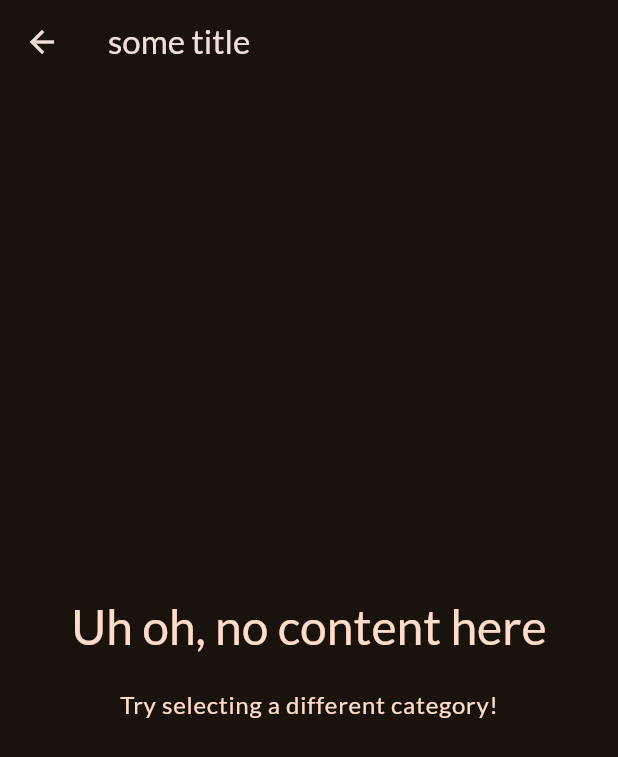
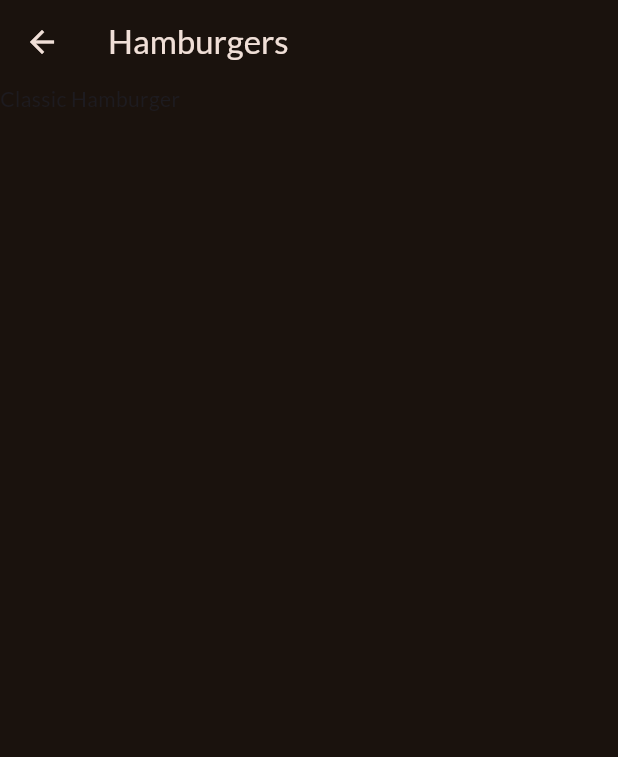
Before and after one commit to birgit2704/meals_app, a Flutter app: the screen it shows after launch, after a tap on "Hamburgers", on a phone screen of 412 x 824 dp. Shown: the top 757 px of the screen. Run offline on Flutter 3.47's test engine with Material 3 defaults, Android fonts, the phone set to English and light mode, and no system bars; our stand-ins replace google_fonts.

Commit message:
passing data to meals screen

```diff
--- a/lib/screens/categories_screen.dart
+++ b/lib/screens/categories_screen.dart
@@ -2,16 +2,24 @@ import 'package:flutter/material.dart';
 import 'package:meals/data/dummy_data.dart';
 import 'package:meals/screens/meals_screen.dart';
 import 'package:meals/widgets/category_grid_item.dart';
+import 'package:meals/model/category.dart';
 
 class CategoriesScreen extends StatelessWidget {
   const CategoriesScreen({super.key});
 
-  void _selectCategory(
-    BuildContext context,
-  ) {
-    Navigator.of(context).push(MaterialPageRoute(
-        builder: (ctx) =>
-            const MealsScreen(title: 'some title',  meals: [])));
+  void _selectCategory(BuildContext context, Category category) {
+    final filteredMeals = dummyMeals
+        .where((meal) => meal.categories.contains(category.id))
+        .toList();
+
+    Navigator.of(context).push(
+      MaterialPageRoute(
+        builder: (ctx) => MealsScreen(
+          title: category.title,
+          meals: filteredMeals
+          ),
+      ),
+    );
   }
 
   @override
@@ -32,7 +40,7 @@ class CategoriesScreen extends StatelessWidget {
               (category) => CategoryGridItem(
                   category: category,
                   onSelectCategory: () {
-                    _selectCategory(context);
+                    _selectCategory(context, category);
                   }),
             )
             .toList(),
--- a/lib/screens/meals_screen.dart
+++ b/lib/screens/meals_screen.dart
@@ -10,19 +10,29 @@ class MealsScreen extends StatelessWidget {
   @override
   Widget build(BuildContext context) {
 
- Widget content = Center(child: Column(
+    Widget  content = Center(
+        child: Column(
           mainAxisSize: MainAxisSize.min,
           mainAxisAlignment: MainAxisAlignment.center,
           children: [
-   Text('Uh oh, no content here', style: Theme.of(context).textTheme.headlineLarge!.copyWith(color: Theme.of(context).colorScheme.onPrimaryContainer)),
+            Text('Uh oh, no content here',
+                style: Theme.of(context).textTheme.headlineLarge!.copyWith(
+                    color: Theme.of(context).colorScheme.onPrimaryContainer)),
             const SizedBox(height: 20),
-  Text('Try selecting a different category!',
-  style: Theme.of(context).textTheme.bodyLarge!.copyWith(color: Theme.of(context).colorScheme.onPrimaryContainer),),
-],),);
+            Text(
+              'Try selecting a different category!',
+              style: Theme.of(context).textTheme.bodyLarge!.copyWith(
+                  color: Theme.of(context).colorScheme.onPrimaryContainer),
+            ),
+          ],
+        ),
+      );
 
-if (meals.isNotEmpty){
- content = ListView.builder(itemBuilder: (ctx, index) =>
-        Text(meals[index].title),
+
+    if (meals.isNotEmpty) {
+      content = ListView.builder(
+        itemCount: meals.length,
+        itemBuilder: (ctx, index) => Text(meals[index].title),
       );
     }
 
@@ -30,7 +40,6 @@ if (meals.isNotEmpty){
         appBar: AppBar(
           title: Text(title),
         ),
-      body: content
-    );
+        body: content);
   }
 }
```
Lines whose indentation alone changed are shown as unchanged.
